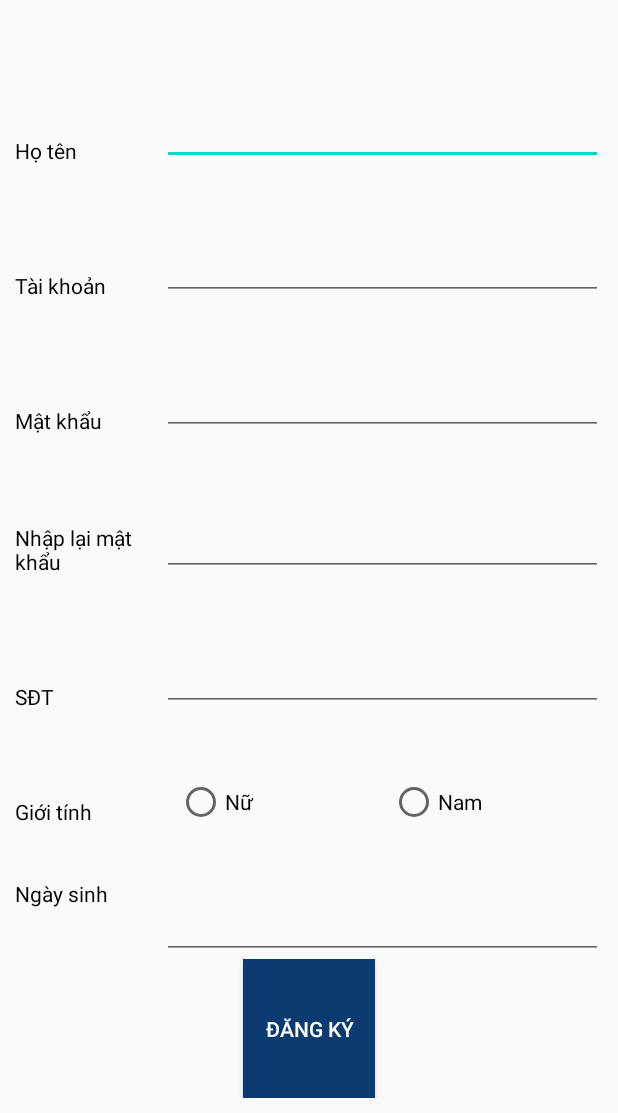
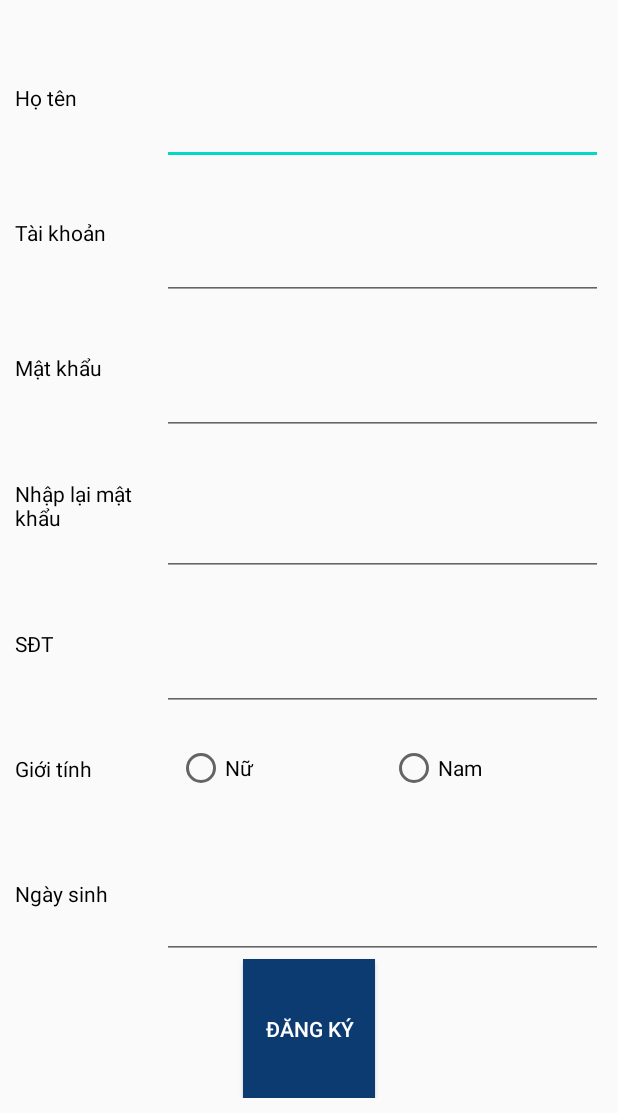
Before and after one commit to HarpuiaSaber/MotobikeLicenseExam, an Android app: the layout fragment_signup.xml on its own in the app's theme, with its tools: preview values and no code run, on a phone screen of 412 x 824 dp, the part 123-1236 px from its top. Run offline under Robolectric (Android 15) with nearby library versions, the phone set to English and light mode, and no system bars; network calls fail.

Commit message:
update sign up

```diff
--- a/app/src/main/AndroidManifest.xml
+++ b/app/src/main/AndroidManifest.xml
@@ -15,7 +15,8 @@
         <activity
             android:name=".HomeActivity"
             android:label="@string/app_name"
-            android:theme="@style/AppTheme.NoActionBar">
+            android:theme="@style/AppTheme.NoActionBar"
+            android:windowSoftInputMode="adjustPan">
             <intent-filter>
                 <action android:name="android.intent.action.MAIN" />
 
--- a/app/src/main/java/com/group0201/motobikelicenseexam/HomeActivity.java
+++ b/app/src/main/java/com/group0201/motobikelicenseexam/HomeActivity.java
@@ -50,16 +50,17 @@ public class HomeActivity extends AppCompatActivity {
             User obj = gson.fromJson(userJson, User.class);
             //config for user logged
             menu.findItem(R.id.nav_login).setVisible(false);
+            menu.findItem(R.id.nav_signup).setVisible(false);
             //config view navigation
             mAppBarConfiguration = new AppBarConfiguration.Builder(
-                    R.id.nav_home, R.id.nav_infor)
+                    R.id.nav_home, R.id.nav_user, R.id.nav_contact)
                     .setDrawerLayout(drawer)
                     .build();
         } else {
             menu.findItem(R.id.nav_infor).setVisible(false);
             menu.findItem(R.id.nav_logout).setVisible(false);
             mAppBarConfiguration = new AppBarConfiguration.Builder(
-                    R.id.nav_home, R.id.nav_login)
+                    R.id.nav_home, R.id.nav_user, R.id.nav_contact)
                     .setDrawerLayout(drawer)
                     .build();
         }
--- a/app/src/main/java/com/group0201/motobikelicenseexam/ui/login/LoginViewModel.java
+++ b/app/src/main/java/com/group0201/motobikelicenseexam/ui/login/LoginViewModel.java
@@ -10,7 +10,7 @@ public class LoginViewModel extends ViewModel {
 
     public LoginViewModel() {
         mText = new MutableLiveData<>();
-        mText.setValue("This is gallery fragment");
+        mText.setValue("This is login fragment");
     }
 
     public LiveData<String> getText() {
--- a/app/src/main/java/com/group0201/motobikelicenseexam/ui/signup/SignupFragment.java
+++ b/app/src/main/java/com/group0201/motobikelicenseexam/ui/signup/SignupFragment.java
@@ -44,7 +44,7 @@ public class SignupFragment extends Fragment {
                              ViewGroup container, Bundle savedInstanceState) {
         galleryViewModel =
                 ViewModelProviders.of(this).get(SignupViewModel.class);
-        View root = inflater.inflate(R.layout.fragment_login, container, false);
+        View root = inflater.inflate(R.layout.fragment_signup, container, false);
 
         name = root.findViewById(R.id.name);
         username = root.findViewById(R.id.username);
--- a/app/src/main/java/com/group0201/motobikelicenseexam/ui/signup/SignupViewModel.java
+++ b/app/src/main/java/com/group0201/motobikelicenseexam/ui/signup/SignupViewModel.java
@@ -10,7 +10,7 @@ public class SignupViewModel extends ViewModel {
 
     public SignupViewModel() {
         mText = new MutableLiveData<>();
-        mText.setValue("This is gallery fragment");
+        mText.setValue("This is signup fragment");
     }
 
     public LiveData<String> getText() {
--- a/app/src/main/res/layout/fragment_signup.xml
+++ b/app/src/main/res/layout/fragment_signup.xml
@@ -54,17 +54,16 @@
                 android:layout_width="match_parent"
                 android:layout_height="match_parent"
                 android:layout_weight="1.5"
-                android:gravity="bottom"
+                android:gravity="left|center"
                 android:text="Họ tên"
-                android:textColor="#000000"
-                android:textColorHint="#000000" />
+                android:textColor="#000000" />
 
             <EditText
                 android:id="@+id/name"
                 android:layout_width="match_parent"
                 android:layout_height="match_parent"
                 android:layout_weight="0.5"
-                android:inputType="date"
+                android:inputType="textPersonName"
                 android:text="" />
         </LinearLayout>
 
@@ -79,7 +78,7 @@
                 android:layout_width="match_parent"
                 android:layout_height="match_parent"
                 android:layout_weight="1.5"
-                android:gravity="bottom"
+                android:gravity="left|center"
                 android:text="Tài khoản"
                 android:textColor="#000000" />
 
@@ -103,7 +102,7 @@
                 android:layout_width="match_parent"
                 android:layout_height="match_parent"
                 android:layout_weight="1.5"
-                android:gravity="bottom"
+                android:gravity="left|center"
                 android:text="Mật khẩu"
                 android:textColor="#000000" />
 
@@ -127,7 +126,7 @@
                 android:layout_width="match_parent"
                 android:layout_height="match_parent"
                 android:layout_weight="1.5"
-                android:gravity="bottom"
+                android:gravity="left|center"
                 android:text="Nhập lại mật khẩu"
                 android:textColor="#000000" />
 
@@ -151,7 +150,7 @@
                 android:layout_width="match_parent"
                 android:layout_height="match_parent"
                 android:layout_weight="1.5"
-                android:gravity="bottom"
+                android:gravity="left|center"
                 android:text="SĐT"
                 android:textColor="#000000" />
 
@@ -175,7 +174,7 @@
                 android:layout_width="wrap_content"
                 android:layout_height="match_parent"
                 android:layout_weight="0.5"
-                android:gravity="bottom"
+                android:gravity="left|center"
                 android:text="Giới tính"
                 android:textColor="#000000" />
 
@@ -183,7 +182,7 @@
             <RadioGroup
                 android:layout_width="wrap_content"
                 android:layout_height="wrap_content"
-                android:layout_gravity="bottom"
+                android:layout_gravity="center"
                 android:layout_weight="1.5"
                 android:orientation="horizontal">
 
@@ -217,7 +216,7 @@
                 android:layout_width="match_parent"
                 android:layout_height="44dp"
                 android:layout_weight="1.5"
-                android:gravity="bottom|left"
+                android:gravity="left|center"
                 android:text="Ngày sinh"
                 android:textColor="#000000" />
 
--- a/app/src/main/res/menu/activity_home_drawer.xml
+++ b/app/src/main/res/menu/activity_home_drawer.xml
@@ -31,6 +31,10 @@
                     android:icon="?attr/homeAsUpIndicator"
                     android:title="@string/menu_login" />
                 <item
+                    android:id="@+id/nav_signup"
+                    android:icon="?attr/homeAsUpIndicator"
+                    android:title="@string/menu_signup" />
+                <item
                     android:id="@+id/nav_logout"
                     android:icon="@android:drawable/ic_lock_power_off"
                     android:title="@string/menu_logout" />
--- a/app/src/main/res/values/strings.xml
+++ b/app/src/main/res/values/strings.xml
@@ -17,4 +17,5 @@
     <string name="menu_contact">Liên hệ</string>
     <string name="menu_rate">Đánh giá ứng dụng</string>
     <string name="menu_policy">Chính sách và điều khoản</string>
+    <string name="menu_signup">Đăng ký</string>
 </resources>
```
Also changed, not shown: app/src/main/res/layout/fragment_login.xml (+6 -10 lines), app/src/main/res/navigation/mobile_navigation.xml (+6 -6 lines).
